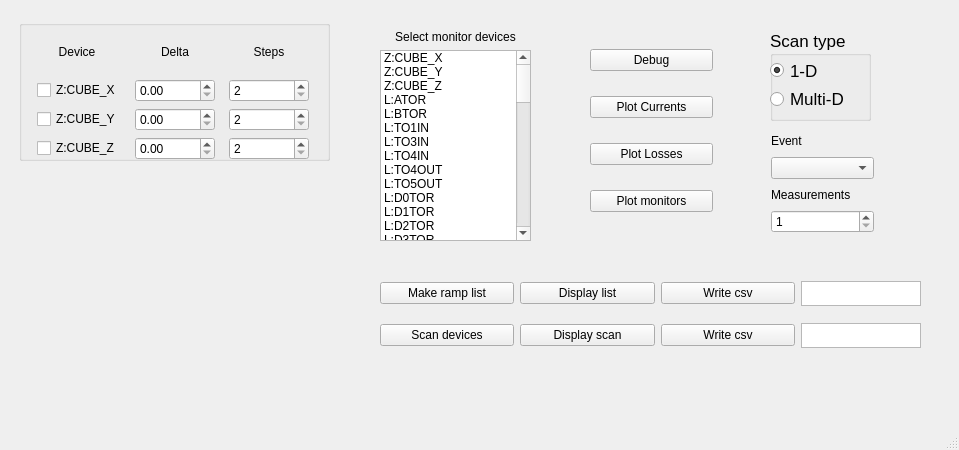
rsharankova/LinacDeviceScan, file gui_window.ui: the form before one commit.
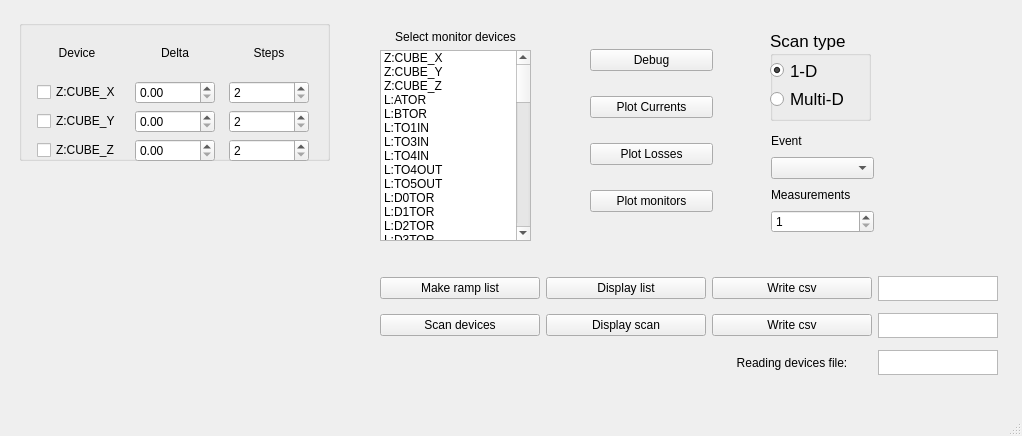
The form after the commit.

Commit message: scan_many functional; added legend to time plots

Diff of the .ui file:
```diff
--- a/gui_window.ui
+++ b/gui_window.ui
@@ -6,8 +6,8 @@
    <rect>
     <x>0</x>
     <y>0</y>
-    <width>959</width>
-    <height>450</height>
+    <width>1022</width>
+    <height>436</height>
    </rect>
   </property>
   <property name="windowTitle">
@@ -83,8 +83,8 @@
      <rect>
       <x>380</x>
       <y>270</y>
-      <width>541</width>
-      <height>91</height>
+      <width>618</width>
+      <height>111</height>
      </rect>
     </property>
     <layout class="QGridLayout" name="gridLayout_3">
@@ -165,6 +165,38 @@
        </property>
       </widget>
      </item>
+     <item row="2" column="2">
+      <widget class="QLabel" name="label_9">
+       <property name="text">
+        <string>Reading devices file:</string>
+       </property>
+       <property name="alignment">
+        <set>Qt::AlignCenter</set>
+       </property>
+      </widget>
+     </item>
+     <item row="2" column="3">
+      <widget class="QPlainTextEdit" name="read_plainTextEdit">
+       <property name="sizePolicy">
+        <sizepolicy hsizetype="Fixed" vsizetype="Fixed">
+         <horstretch>0</horstretch>
+         <verstretch>0</verstretch>
+        </sizepolicy>
+       </property>
+       <property name="minimumSize">
+        <size>
+         <width>0</width>
+         <height>0</height>
+        </size>
+       </property>
+       <property name="maximumSize">
+        <size>
+         <width>120</width>
+         <height>25</height>
+        </size>
+       </property>
+      </widget>
+     </item>
     </layout>
    </widget>
    <widget class="QWidget" name="verticalLayoutWidget_2">
@@ -636,7 +668,7 @@
          <x>10</x>
          <y>10</y>
          <width>291</width>
-         <height>130</height>
+         <height>132</height>
         </rect>
        </property>
        <layout class="QGridLayout" name="gridLayout">
```
Left out of the diff: 34 changed lines with no effect on the pictures. The commit also changes 2 other files.
